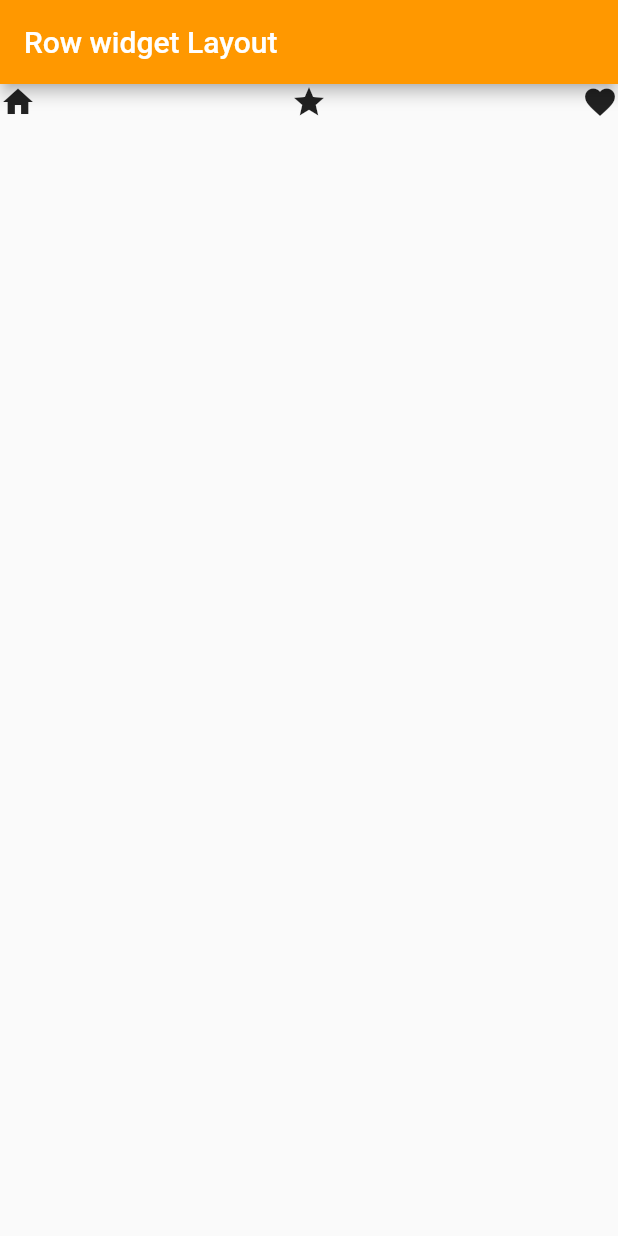
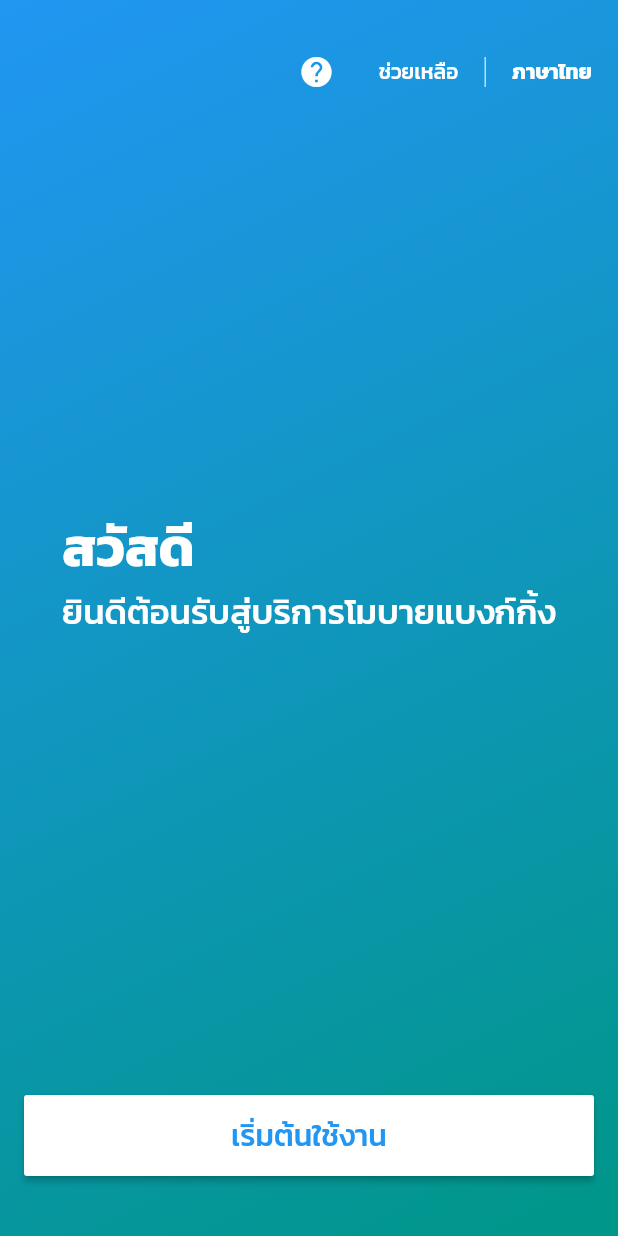
Before and after one commit to artnalyze/flutter_itg_layout, a Flutter app: the screen it shows after launch, on a phone screen of 412 x 824 dp. Run offline on Flutter 3.47's test engine with Material 2 defaults, Android fonts, the phone set to English and light mode, and no system bars.

Commit message:
workshop done

```diff
--- a/lib/main.dart
+++ b/lib/main.dart
@@ -1,23 +1,36 @@
 import 'package:flutter/material.dart';
+import 'package:flutter_layout/align_widget_layout.dart';
+import 'package:flutter_layout/column_widget_layout.dart';
 import 'package:flutter_layout/container_widget_layout.dart';
 import 'package:flutter_layout/center_widget_layout.dart';
+import 'package:flutter_layout/expanded_widget_layout.dart';
 import 'package:flutter_layout/row_widget_layout.dart';
-void main(){
+import 'package:flutter_layout/sizedbox_widget_layout.dart';
+import 'package:flutter_layout/stack_widget_layout.dart';
+import 'package:flutter_layout/workshop_welcome_screen.dart';
+import 'package:flutter/services.dart';
+void main() {
   runApp(MyApp());
 }
 
 class MyApp extends StatelessWidget {
+  // ตั้งค่าล๊อก Screen เป็นแนวตั้ง
+
   const MyApp({Key key}) : super(key: key);
 
   @override
   Widget build(BuildContext context) {
+    SystemChrome.setPreferredOrientations([
+      DeviceOrientation.portraitUp
+    ]);
+
     return MaterialApp(
-      debugShowCheckedModeBanner: false,
-      theme: ThemeData(
-        primarySwatch: Colors.blue
-      ),
-      //home: ContainerWidgetPage()//CenterWidgetPage()
-      home: RowWidgetPage()
-    );
+        debugShowCheckedModeBanner: false,
+        theme: ThemeData(
+          fontFamily: "Kanit",
+          primarySwatch: Colors.blue
+        ),
+        //home: ContainerWidgetPage()//CenterWidgetPage()
+        home: WelcomePage());
   }
 }
--- /dev/null
+++ b/lib/workshop_welcome_screen.dart
@@ -0,0 +1,113 @@
+import 'package:flutter/material.dart';
+
+class WelcomePage extends StatefulWidget {
+  WelcomePage({Key key}) : super(key: key);
+
+  @override
+  _WelcomePageState createState() => _WelcomePageState();
+}
+
+class _WelcomePageState extends State<WelcomePage> {
+  @override
+  Widget build(BuildContext context) {
+    return Scaffold(
+      body: Container(
+        decoration: BoxDecoration(
+          gradient: LinearGradient(
+              begin: Alignment.topLeft,
+              end: Alignment(1.0, 1.0), //Alignment.bottomRight,
+              colors: [Colors.blue, Colors.teal],
+              tileMode: TileMode.repeated),
+          // image: DecorationImage(
+          //     image: NetworkImage(
+          //         "https://i.pinimg.com/originals/50/a4/cd/50a4cdc121ba5fced48e67e3bbae65ee.jpg"),
+          //     fit: BoxFit.cover)
+        ),
+        child: Column(
+          mainAxisAlignment: MainAxisAlignment.spaceBetween,
+          children: <Widget>[_textHeader(), _textWelcome(), _textButtonStart()],
+        ),
+      ),
+    );
+  }
+
+// Header Widget
+  Widget _textHeader() {
+    return Padding(
+      padding: const EdgeInsets.only(top: 24.0),
+      child: Row(
+        mainAxisAlignment: MainAxisAlignment.end,
+        children: <Widget>[
+          IconButton(
+            icon: Icon(Icons.help),
+            onPressed: () {},
+            color: Colors.white,
+          ),
+          FlatButton(
+            onPressed: () {},
+            child: Text("ช่วยเหลือ"),
+            textColor: Colors.white,
+            splashColor: Colors.transparent,
+            highlightColor: Colors.transparent,
+          ),
+          Container(width: 1.0, height: 20.0, color: Colors.white70),
+          FlatButton(
+            onPressed: () {},
+            child: Text(
+              "ภาษาไทย",
+              style: TextStyle(fontWeight: FontWeight.bold),
+            ),
+            textColor: Colors.white,
+            splashColor: Colors.transparent,
+            highlightColor: Colors.transparent,
+          ),
+        ],
+      ),
+    );
+  }
+
+// Welcome
+  Widget _textWelcome() {
+    return Column(
+      crossAxisAlignment: CrossAxisAlignment.start,
+      children: <Widget>[
+        Text(
+          "สวัสดี",
+          style: TextStyle(
+              fontSize: 36.0,
+              color: Colors.white,
+              fontWeight: FontWeight.bold
+          ),
+        ),
+        Text(
+          "ยินดีต้อนรับสู่บริการโมบายแบงก์กิ้ง",
+          style: TextStyle(fontSize: 23.0, color: Colors.white),
+        )
+      ],
+    );
+  }
+
+// Button
+  Widget _textButtonStart() {
+    return Padding(
+      padding: const EdgeInsets.symmetric(
+        horizontal: 16.0,
+        vertical: 40.0
+      ),
+      child: SizedBox(
+        width: double.infinity,
+        child: RaisedButton(
+          onPressed: () {},
+          color: Colors.white,
+          child: Padding(
+            padding: const EdgeInsets.all(12.0),
+            child: Text(
+              "เริ่มต้นใช้งาน",
+              style: TextStyle(fontSize: 20.0, color: Colors.blue),
+            ),
+          ),
+        ),
+      ),
+    );
+  }
+}
```
